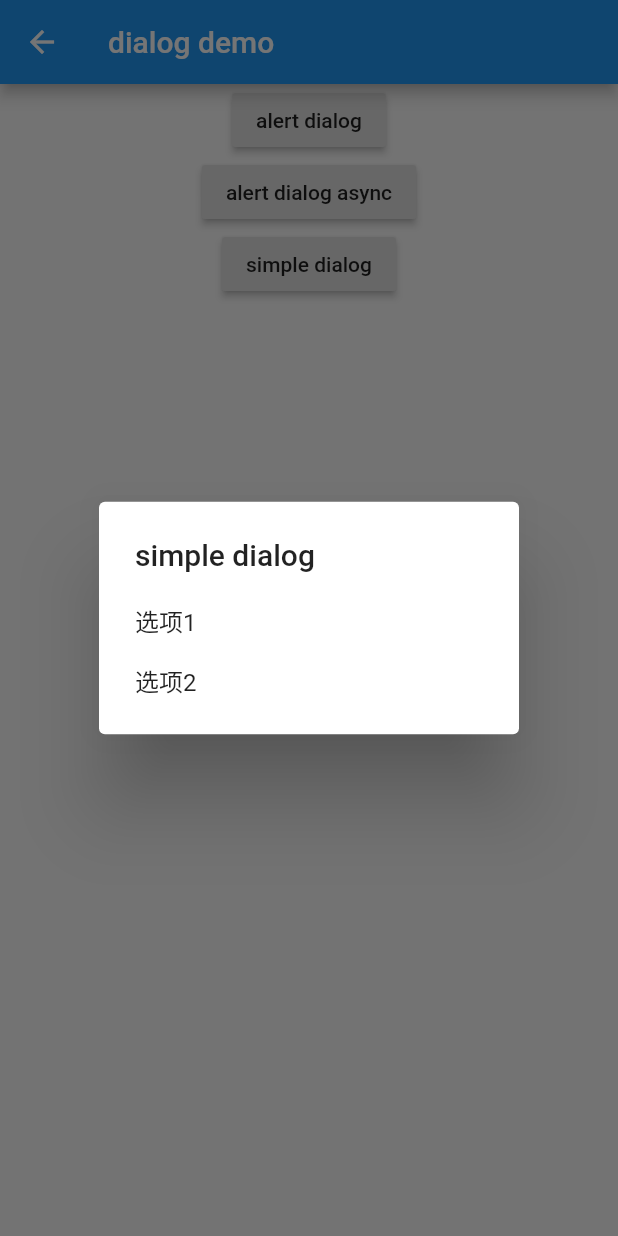
After one commit to wjcwsq/flutter_study, a Flutter app: the DialogDemo screen opened directly, after a tap on "simple dialog", on a phone screen of 412 x 824 dp. The commit adds this screen. Run offline on Flutter 3.47's test engine with Material 2 defaults, Android fonts, the phone set to English and light mode, and no system bars; our stand-ins replace fluttertoast.

Commit message:
progress alert

```diff
--- /dev/null
+++ b/lib/dialog_demo/dialog_demo.dart
@@ -0,0 +1,102 @@
+import 'package:flutter/material.dart';
+
+
+class DialogDemo extends StatefulWidget{
+
+  @override
+  _DialogDemoState createState() => _DialogDemoState();
+}
+
+class _DialogDemoState extends State<DialogDemo>{
+
+  @override
+  Widget build(BuildContext context){
+    return Scaffold(
+      appBar: AppBar(
+        title: Text('dialog demo'),
+      ),
+      body: Center(
+        child: Column(
+          children: <Widget>[
+            RaisedButton(
+              child: Text('alert dialog'),
+              onPressed: (){
+                _showAlert();
+                print('after alert'); // 异步，窗口弹出后，会直接执行此句
+              },
+            ),
+            RaisedButton(
+              child: Text('alert dialog async'),
+              onPressed:() async {
+                String result = await _showAlert();
+                print('after async alert: $result'); // 同步，只有窗口关闭后，才会执行此取值
+              }
+            ),
+
+            RaisedButton(
+              child: Text('simple dialog'),
+              onPressed:(){
+                showSimpleDialog();
+              },
+            ),
+
+          ],
+        ),
+      ),
+    );
+  }
+
+  // 弹出alert
+  Future _showAlert() async{
+    return showDialog(
+      context: context,
+      barrierDismissible: false, // 默认true,点窗外地方，会关闭界面
+      builder: (context){
+        return AlertDialog(
+          title: Text('alert title'),
+          content: SingleChildScrollView(
+            child: ListBody(
+              children: List.generate(30, (index) => Text('this is alert item: $index'), ),
+            ),
+          ),
+          actions: <Widget>[
+            FlatButton(
+              child: Text('关闭'),
+              onPressed: (){
+                Navigator.pop(context, 'close alert');
+              },
+            )
+          ],
+        );
+      },
+
+    );
+  }
+
+  Future showSimpleDialog(){
+    showDialog(
+      context: context,
+      barrierDismissible: false,
+      builder: (context){
+        return SimpleDialog(
+          title: Text('simple dialog'),
+
+          children: <Widget>[
+            SimpleDialogOption(
+              child: Text('选项1'),
+              onPressed: (){
+                Navigator.pop(context);
+              },
+            ),
+            SimpleDialogOption(
+              child: Text('选项2'),
+              onPressed:(){
+                Navigator.pop(context, '选项2');
+              }
+            ),
+          ],
+        );
+      },
+    );
+  }
+}
--- a/lib/search_bar/search_bar_demo.dart
+++ b/lib/search_bar/search_bar_demo.dart
@@ -51,6 +51,7 @@ class SearchBarDelegate extends SearchDelegate<String>{
     ];
   }
 
+  //
   // 左侧的返回按钮，动画，关闭窗口
   @override
   Widget buildLeading(BuildContext context){
@@ -69,6 +70,7 @@ class SearchBarDelegate extends SearchDelegate<String>{
   }
 
   // 搜到内容后，显示在页面中
+  // ctrl +   厅厅厅厅厅how are youds对方的的xxxx
   @override
   Widget buildResults(BuildContext context){
     return Container(
```
Also changed, not shown: lib/main.dart (+22 -0 lines), lib/progress_bar/progress_bar_demo.dart (added, +109 -0 lines), lib/tooltip/tooltip.dart (+47 -1 lines), 1 other file.
